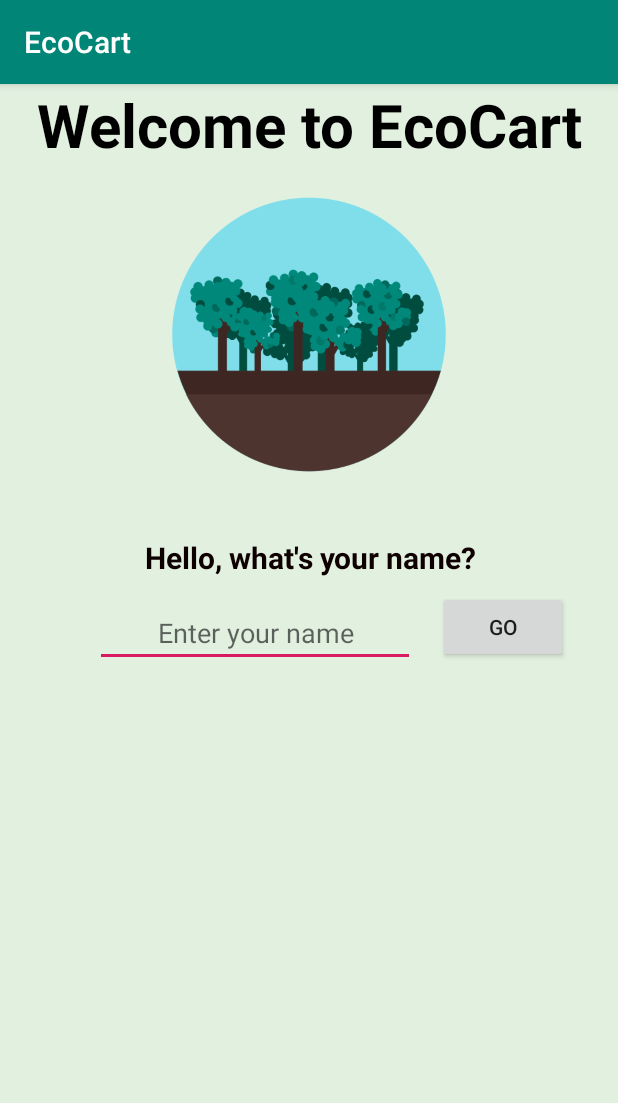
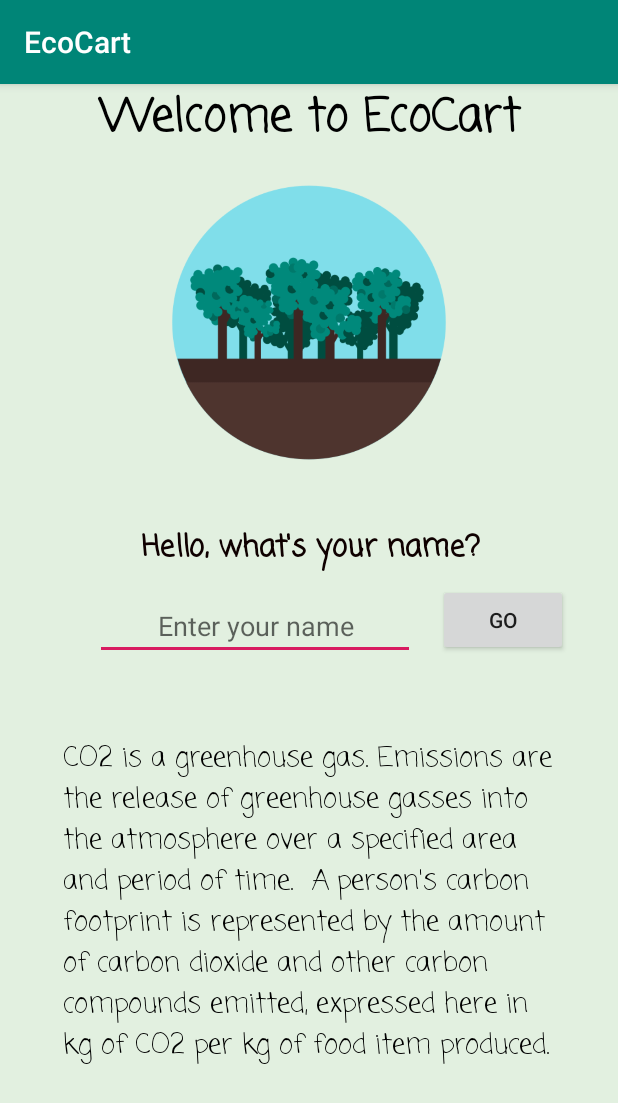
Before and after one commit to MarissaSalcido/EcoCart, an Android app: the screen it shows after launch (StartActivity), on a phone screen of 412 x 824 dp. Shown: the top 1103 px of the screen. Run offline under Robolectric (Android 15) with nearby library versions, the phone set to English and light mode, and no system bars.

Commit message:
Update start_page.xml
changed startpage description

```diff
--- a/app/src/main/res/layout/start_page.xml
+++ b/app/src/main/res/layout/start_page.xml
@@ -10,10 +10,11 @@
         android:id="@+id/textView"
         android:layout_width="match_parent"
         android:layout_height="wrap_content"
+        android:fontFamily="casual"
         android:gravity="center"
         android:text="Welcome to EcoCart"
         android:textColor="#000000"
-        android:textSize="40sp"
+        android:textSize="30sp"
         android:textStyle="bold" />
 
     <ImageView
@@ -48,6 +49,7 @@
         android:layout_centerHorizontal="true"
         android:layout_marginStart="62dp"
         android:layout_marginTop="30dp"
+        android:fontFamily="casual"
         android:gravity="center"
         android:text="Hello, what's your name?"
         android:textColor="#0F0000"
@@ -66,4 +68,19 @@
         android:layout_toEndOf="@+id/nameInput"
         android:text="Go" />
 
+    <TextView
+        android:id="@+id/CO2_DEF"
+        android:layout_width="330dp"
+        android:layout_height="wrap_content"
+        android:layout_below="@+id/textView2"
+        android:layout_alignStart="@+id/nameInput"
+        android:layout_alignEnd="@+id/goButton"
+        android:layout_marginStart="-21dp"
+        android:layout_marginTop="111dp"
+        android:layout_marginEnd="5dp"
+        android:fontFamily="casual"
+        android:text="CO2 is a greenhouse gas. Emissions are the release of greenhouse gasses into the atmosphere over a specified area and period of time.  A person's carbon footprint is represented by the amount of carbon dioxide and other carbon compounds emitted, expressed here in kg of CO2 per kg of food item produced."
+        android:textColor="@android:color/black"
+        android:textSize="18sp" />
+
 </RelativeLayout>
```
